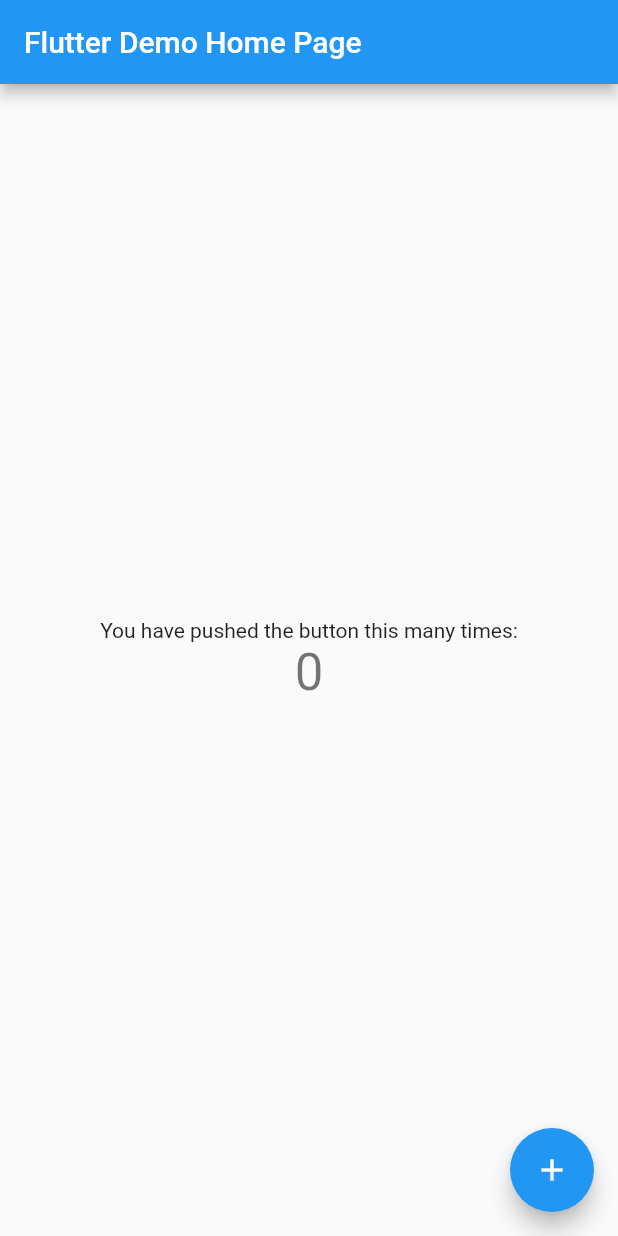
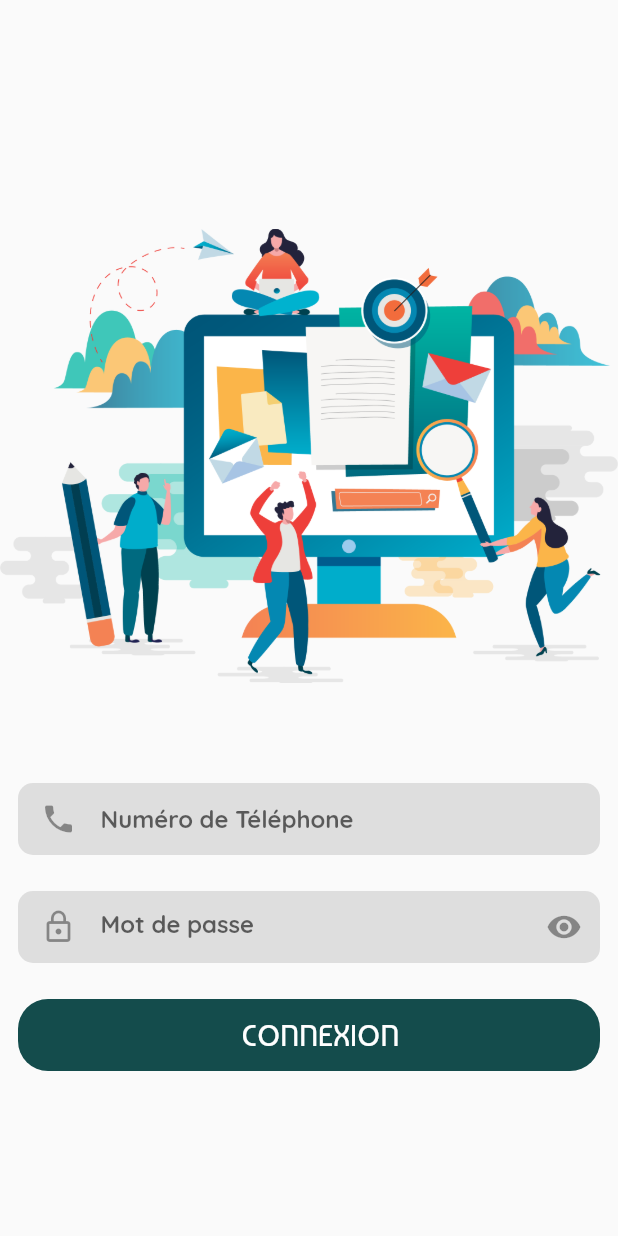
Before and after one commit to NjammyDmcl/3iL-community-flutter-app, a Flutter app: the screen it shows after launch, on a phone screen of 412 x 824 dp. Run offline on Flutter 3.47's test engine with Material 2 defaults, Android fonts, the phone set to English and light mode, and no system bars; our stand-ins replace flutter_mobx.

Commit message:
finish to setup ui login

```diff
--- /dev/null
+++ b/lib/business_logic/model/user.dart
@@ -0,0 +1,5 @@
+class User {
+  final String nom;
+  final String name;
+  User({this.nom, this.name});
+}
--- /dev/null
+++ b/lib/business_logic/view_model/UserVIew.dart
@@ -0,0 +1,3 @@
+import 'package:flutter/cupertino.dart';
+
+class UserView extends ChangeNotifier {}
--- a/lib/main.dart
+++ b/lib/main.dart
@@ -1,4 +1,10 @@
 import 'package:flutter/material.dart';
+import 'package:flutter_mobx/flutter_mobx.dart';
+import 'package:provider/provider.dart';
+import 'package:template/business_logic/view_model/UserVIew.dart';
+import 'package:template/ui/splash/splash.dart';
+
+import 'routes.dart';
 
 void main() {
   runApp(MyApp());
@@ -7,60 +13,16 @@
 class MyApp extends StatelessWidget {
   @override
   Widget build(BuildContext context) {
-    return MaterialApp(
-      title: 'Flutter Demo',
-      theme: ThemeData(
-        primarySwatch: Colors.blue,
-        visualDensity: VisualDensity.adaptivePlatformDensity,
-      ),
-      home: MyHomePage(title: 'Flutter Demo Home Page'),
-    );
+    return MultiProvider(
+        providers: [ChangeNotifierProvider.value(value: UserView())],
+        child: Observer(
+            name: 'global-observer',
+            builder: (context) {
+              return MaterialApp(
+                debugShowCheckedModeBanner: false,
+                routes: Routes.routes,
+                home: Splash(),
+              );
+            }));
   }
 }
-
-class MyHomePage extends StatefulWidget {
-  MyHomePage({Key key, this.title}) : super(key: key);
-
-  final String title;
-
-  @override
-  _MyHomePageState createState() => _MyHomePageState();
-}
-
-class _MyHomePageState extends State<MyHomePage> {
-  int _counter = 0;
-
-  void _incrementCounter() {
-    setState(() {
-      _counter++;
-    });
-  }
-
-  @override
-  Widget build(BuildContext context) {
-    return Scaffold(
-      appBar: AppBar(
-        title: Text(widget.title),
-      ),
-      body: Center(
-        child: Column(
-          mainAxisAlignment: MainAxisAlignment.center,
-          children: <Widget>[
-            Text(
-              'You have pushed the button this many times:',
-            ),
-            Text(
-              '$_counter',
-              style: Theme.of(context).textTheme.headline4,
-            ),
-          ],
-        ),
-      ),
-      floatingActionButton: FloatingActionButton(
-        onPressed: _incrementCounter,
-        tooltip: 'Increment',
-        child: Icon(Icons.add),
-      ),
-    );
-  }
-}
--- /dev/null
+++ b/lib/routes.dart
@@ -0,0 +1,19 @@
+import 'package:flutter/material.dart';
+
+import 'ui/login/login.dart';
+import 'ui/splash/splash.dart';
+import 'ui/home/home.dart';
+
+class Routes {
+  Routes._();
+
+  static const String splash = '/splash';
+  static const String home = '/home';
+  static const String login = '/login';
+
+  static final routes = <String, WidgetBuilder>{
+    splash: (BuildContext context) => Splash(),
+    home: (BuildContext context) => Home(),
+    login: (BuildContext context) => Login()
+  };
+}
--- /dev/null
+++ b/lib/ui/home/home.dart
@@ -0,0 +1,16 @@
+import 'package:flutter/material.dart';
+
+class Home extends StatefulWidget {
+  @override
+  State<StatefulWidget> createState() => _Home();
+}
+
+class _Home extends State<Home> {
+  @override
+  Widget build(BuildContext context) {
+    return Scaffold(
+        body: Center(
+      child: Text('yep'),
+    ));
+  }
+}
--- /dev/null
+++ b/lib/ui/login/login.dart
@@ -0,0 +1,100 @@
+import 'package:flutter/cupertino.dart';
+import 'package:flutter/material.dart';
+
+class Login extends StatefulWidget {
+  @override
+  State<StatefulWidget> createState() => _Login();
+}
+
+class _Login extends State<Login> {
+  bool pwdhide = true;
+  @override
+  Widget build(BuildContext context) {
+    return Scaffold(
+        body: Center(
+      child: SingleChildScrollView(
+          child: Column(mainAxisAlignment: MainAxisAlignment.center, children: [
+        Container(
+          width: double.maxFinite,
+          height: MediaQuery.of(context).size.height * 2 / 4,
+          decoration: BoxDecoration(
+              image: DecorationImage(
+                  image: AssetImage('assets/images/login.png'))),
+        ),
+        Container(
+            width: double.maxFinite,
+            child: Column(children: [
+              Padding(
+                  padding: const EdgeInsets.all(12.0),
+                  child: Material(
+                      borderRadius: BorderRadius.circular(10.0),
+                      color: Colors.grey.withOpacity(0.3),
+                      elevation: 0.0,
+                      child: Padding(
+                          padding: const EdgeInsets.only(left: 15.0),
+                          child: TextFormField(
+                            decoration: InputDecoration(
+                                border: InputBorder.none,
+                                hintText: "Numéro de Téléphone",
+                                hintStyle: TextStyle(fontFamily: 'quicksand'),
+                                icon: Icon(
+                                  Icons.phone,
+                                  color: Colors.black.withOpacity(0.4),
+                                )),
+                            keyboardType: TextInputType.phone,
+                          )))),
+              Padding(
+                  padding: const EdgeInsets.all(12.0),
+                  child: Material(
+                      borderRadius: BorderRadius.circular(10.0),
+                      color: Colors.grey.withOpacity(0.3),
+                      elevation: 0.0,
+                      child: Padding(
+                          padding: const EdgeInsets.only(left: 15.0),
+                          child: TextFormField(
+                            decoration: InputDecoration(
+                                border: InputBorder.none,
+                                hintText: "Mot de passe",
+                                hintStyle: TextStyle(fontFamily: 'quicksand'),
+                                icon: Icon(
+                                  Icons.lock_outline,
+                                  color: Colors.black.withOpacity(0.4),
+                                ),
+                                suffixIcon: IconButton(
+                                    icon: Icon(
+                                      pwdhide
+                                          ? Icons.visibility
+                                          : Icons.visibility_off,
+                                      color: Colors.black.withOpacity(0.4),
+                                    ),
+                                    onPressed: () {
+                                      setState(() {
+                                        pwdhide = !pwdhide;
+                                      });
+                                    })),
+                            obscureText: pwdhide,
+                            keyboardType: TextInputType.text,
+                          )))),
+              Padding(
+                  padding: const EdgeInsets.all(12.0),
+                  child: Material(
+                      borderRadius: BorderRadius.circular(20.0),
+                      color: Color(0xFF144c4c),
+                      elevation: 0.0,
+                      child: Padding(
+                          padding: const EdgeInsets.only(left: 15.0),
+                          child: MaterialButton(
+                              minWidth: MediaQuery.of(context).size.width,
+                              onPressed: null,
+                              child: Text(
+                                "connexion".toUpperCase(),
+                                style: TextStyle(
+                                    fontSize: 20,
+                                    fontFamily: 'baumans',
+                                    color: Colors.white),
+                              )))))
+            ]))
+      ])),
+    ));
+  }
+}
--- /dev/null
+++ b/lib/ui/splash/splash.dart
@@ -0,0 +1,47 @@
+import 'dart:async';
+import 'package:flutter/material.dart';
+
+import '../../routes.dart';
+
+class Splash extends StatefulWidget {
+  @override
+  State<StatefulWidget> createState() => _Splash();
+}
+
+class _Splash extends State<Splash> {
+  @override
+  void initState() {
+    super.initState();
+    startTimer();
+  }
+
+  @override
+  Widget build(Object context) {
+    return Material(
+        child: Column(
+            crossAxisAlignment: CrossAxisAlignment.center,
+            mainAxisAlignment: MainAxisAlignment.center,
+            children: [
+          Container(
+            width: 200.0,
+            height: 200.0,
+            decoration: BoxDecoration(
+                image: DecorationImage(
+                    image: AssetImage('assets/images/splash.png'))),
+          ),
+          Text(
+            '3iL CLUB',
+            style: TextStyle(
+                fontSize: 30,
+                color: Color(0xFF144c4c),
+                fontFamily: 'OpensansCondense'),
+          )
+        ]));
+  }
+
+  startTimer() {
+    var _duration = Duration(milliseconds: 3000);
+    return Timer(_duration,
+        () => Navigator.of(context).pushReplacementNamed(Routes.login));
+  }
+}
```
Also changed, not shown: pubspec.yaml (+22 -19 lines), assets/fonts/Baumans-Regular.ttf (added), assets/fonts/OpenSansCondensed-Light.ttf (added), assets/fonts/Quicksand-Bold.ttf (added), assets/images/login.png (added), assets/images/splash.png (added), pubspec.lock.
